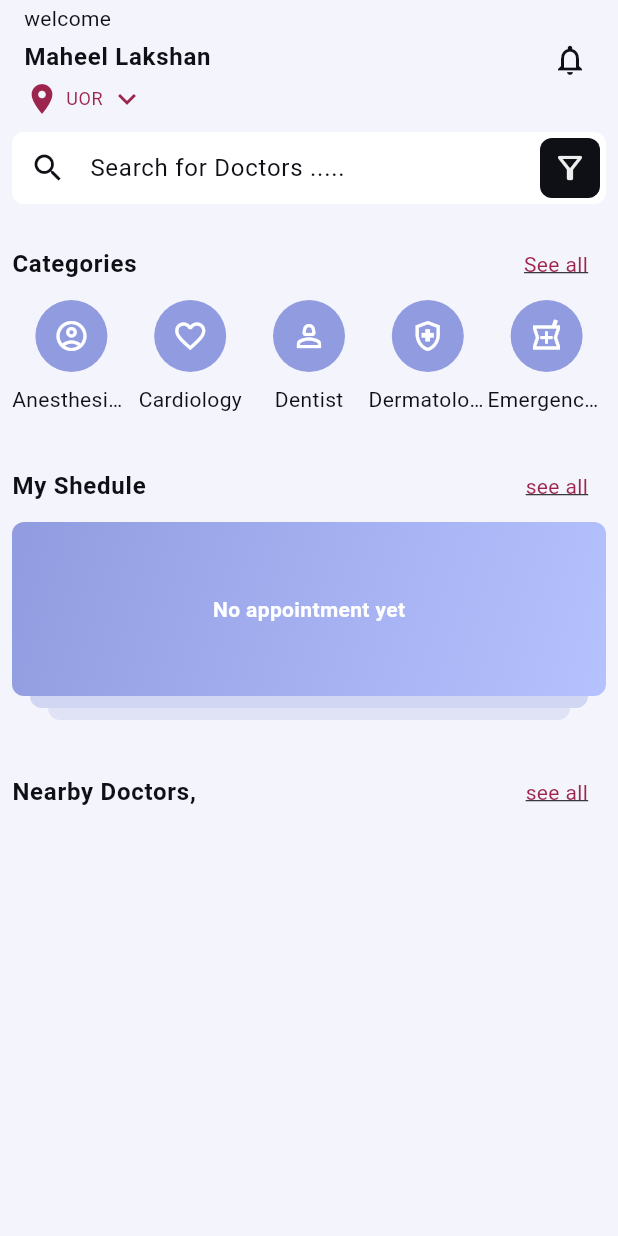
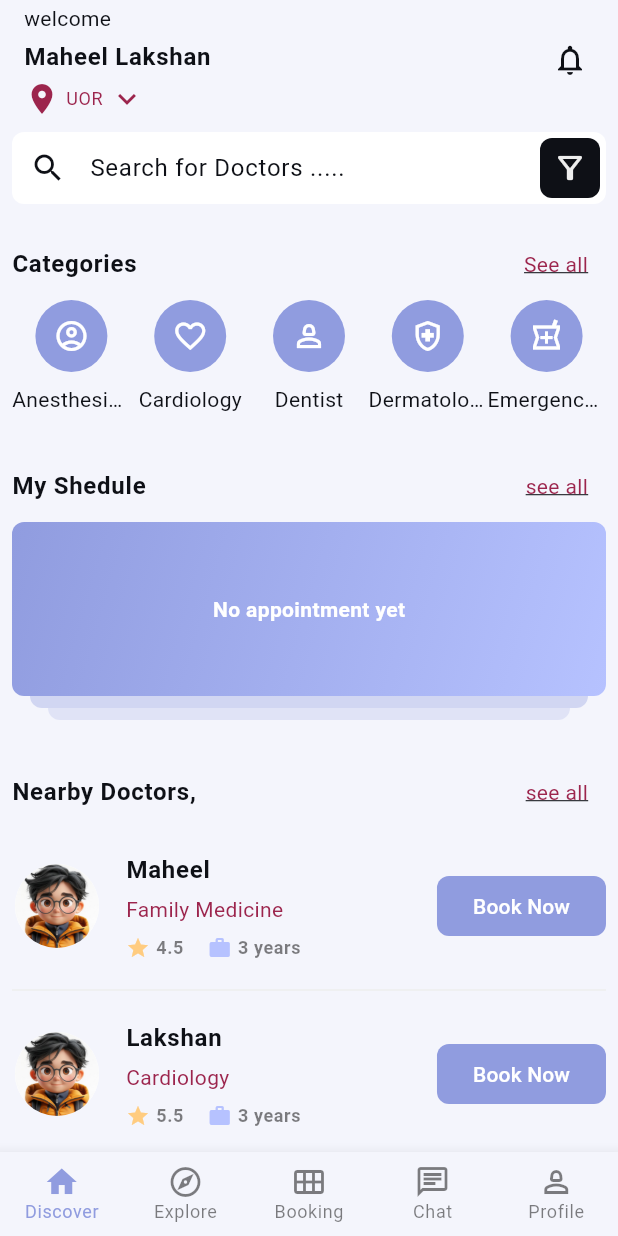
Before and after one commit to MaheelLakshan/Doctor_Booking_App, a Flutter app: the screen it shows after launch, on a phone screen of 412 x 824 dp. Run offline on Flutter 3.47's test engine with Material 3 defaults, Android fonts, the phone set to English and light mode, and no system bars; our stand-ins replace equatable, google_fonts, google_maps_flutter; missing offline and left inert: dart:ffi.

Commit message:
Home screen design was done

```diff
--- a/lib/screens/home_screen.dart
+++ b/lib/screens/home_screen.dart
@@ -1,5 +1,7 @@
 import 'package:doctor_booking_app/shared/widgets/avatars/circle_avatar_with_text_label.dart';
+import 'package:doctor_booking_app/shared/widgets/bottom_nav_bars/main_nav_bar.dart';
 import 'package:doctor_booking_app/shared/widgets/cards/appointment_preview_card.dart';
+import 'package:doctor_booking_app/shared/widgets/list_tiles/doctor_list_tile.dart';
 import 'package:doctor_booking_app/shared/widgets/titles/section_title.dart';
 import 'package:flutter/material.dart';
 import 'package:flutter/widgets.dart';
@@ -103,18 +105,19 @@ class HomeView extends StatelessWidget {
               ),
             )),
       ),
-      body: SingleChildScrollView(
-        padding: const EdgeInsets.all(8.0),
+      body: const SingleChildScrollView(
+        padding: EdgeInsets.all(8.0),
         child: Column(
           children: [
             _DoctorCategories(),
-            const SizedBox(height: 24.0),
+            SizedBox(height: 24.0),
             _MyShedule(),
-            const SizedBox(height: 24.0),
+            SizedBox(height: 24.0),
             _NearbyDoctors(),
           ],
         ),
       ),
+      bottomNavigationBar: const MainNavBar(),
     );
   }
 }
@@ -141,7 +144,10 @@ class _NearbyDoctors extends StatelessWidget {
             return Divider(height: 24.0, color: colorScheme.surfaceVariant);
           },
           itemCount: Doctor.sampleDoctors.length,
-          itemBuilder: (context, index) {},
+          itemBuilder: (context, index) {
+            final doctor = Doctor.sampleDoctors[index];
+            return DoctorListTile(doctor: doctor);
+          },
         ),
       ],
     );
--- /dev/null
+++ b/lib/shared/widgets/bottom_nav_bars/main_nav_bar.dart
@@ -0,0 +1,43 @@
+import 'package:flutter/material.dart';
+
+class MainNavBar extends StatelessWidget {
+  const MainNavBar({super.key});
+
+  @override
+  Widget build(BuildContext context) {
+    final textTheme = Theme.of(context).textTheme;
+    final colorScheme = Theme.of(context).colorScheme;
+
+    return BottomNavigationBar(
+        selectedItemColor: colorScheme.primary,
+        unselectedItemColor: colorScheme.onBackground.withOpacity(0.5),
+        showSelectedLabels: true,
+        showUnselectedLabels: true,
+        unselectedFontSize: 14,
+        selectedLabelStyle: textTheme.bodySmall,
+        unselectedLabelStyle: textTheme.bodySmall,
+        type: BottomNavigationBarType.fixed,
+        onTap: (index) {
+          switch (index) {
+            case 0:
+              print(index);
+              break;
+            case 1:
+              print(index);
+              break;
+            default:
+          }
+        },
+        items: const [
+          BottomNavigationBarItem(icon: Icon(Icons.home), label: "Discover"),
+          BottomNavigationBarItem(
+              icon: Icon(Icons.explore_outlined), label: "Explore"),
+          BottomNavigationBarItem(
+              icon: Icon(Icons.calendar_view_month), label: "Booking"),
+          BottomNavigationBarItem(
+              icon: Icon(Icons.chat_outlined), label: "Chat"),
+          BottomNavigationBarItem(
+              icon: Icon(Icons.person_2_outlined), label: "Profile"),
+        ]);
+  }
+}
--- /dev/null
+++ b/lib/shared/widgets/list_tiles/doctor_list_tile.dart
@@ -0,0 +1,77 @@
+import 'package:flutter/material.dart';
+import 'package:models/models.dart';
+
+class DoctorListTile extends StatelessWidget {
+  const DoctorListTile({
+    super.key,
+    required this.doctor,
+  });
+
+  final Doctor doctor;
+
+  @override
+  Widget build(BuildContext context) {
+    final textTheme = Theme.of(context).textTheme;
+    final colorScheme = Theme.of(context).colorScheme;
+    return ListTile(
+      onTap: () {},
+      contentPadding: EdgeInsets.zero,
+      leading: CircleAvatar(
+        radius: 30.0,
+        backgroundColor: colorScheme.background,
+        // backgroundImage: NetworkImage(doctor.profileImageUrl),
+        backgroundImage: AssetImage('assets/avatar.jpg'),
+      ),
+      title: Text(
+        doctor.name,
+        style: textTheme.bodyLarge!.copyWith(fontWeight: FontWeight.bold),
+      ),
+      subtitle: Column(
+        crossAxisAlignment: CrossAxisAlignment.start,
+        children: [
+          const SizedBox(height: 4.0),
+          Text(
+            doctor.category.name,
+            style: textTheme.bodyMedium!.copyWith(
+              color: colorScheme.secondary,
+            ),
+          ),
+          const SizedBox(height: 8.0),
+          Row(
+            children: [
+              Icon(
+                Icons.star,
+                color: Colors.orange[200],
+                size: 16,
+              ),
+              const SizedBox(width: 4),
+              Text(
+                doctor.rating.toString(),
+                style: textTheme.bodySmall!.copyWith(
+                    color: colorScheme.onBackground.withOpacity(0.5),
+                    fontWeight: FontWeight.bold),
+              ),
+              const SizedBox(width: 16),
+              Icon(
+                Icons.work,
+                color: colorScheme.tertiary,
+                size: 16,
+              ),
+              const SizedBox(width: 4),
+              Text(
+                '3 years',
+                style: textTheme.bodySmall!.copyWith(
+                    color: colorScheme.onBackground.withOpacity(0.5),
+                    fontWeight: FontWeight.bold),
+              ),
+            ],
+          )
+        ],
+      ),
+      trailing: FilledButton(
+        onPressed: () {},
+        child: const Text("Book Now"),
+      ),
+    );
+  }
+}
--- a/package/models/lib/src/doctor.dart
+++ b/package/models/lib/src/doctor.dart
@@ -53,7 +53,7 @@ class Doctor extends Equatable {
         name: 'Maheel',
         bio: 'Nice',
         profileImageUrl:
-            'https://www.google.com/url?sa=i&url=https%3A%2F%2Fwww.pexels.com%2Fsearch%2Fhuman%2F&psig=AOvVaw1bfn0VcGFP9nDcQI1UaQqx&ust=1719107471576000&source=images&cd=vfe&opi=89978449&ved=0CBEQjRxqFwoTCNDtt8SM7oYDFQAAAAAdAAAAABAE',
+            'https://img.freepik.com/premium-vector/young-smiling-man-avatar-man-with-brown-beard-mustache-hair-wearing-yellow-sweater-sweatshirt-3d-vector-people-character-illustration-cartoon-minimal-style_365941-860.jpg',
         category: DoctorCategory.familyMedicine,
         workingHours: DoctorWorkingHours.sampleDoctorWorkingHours,
         address: DoctorAddress.sampleAddresses[0],
@@ -66,7 +66,7 @@ class Doctor extends Equatable {
         name: 'Lakshan',
         bio: 'Nice',
         profileImageUrl:
-            'https://www.google.com/url?sa=i&url=https%3A%2F%2Fwww.pexels.com%2Fsearch%2Fhuman%2F&psig=AOvVaw1bfn0VcGFP9nDcQI1UaQqx&ust=1719107471576000&source=images&cd=vfe&opi=89978449&ved=0CBEQjRxqFwoTCNDtt8SM7oYDFQAAAAAdAAAAABAE',
+            'https://img.freepik.com/premium-vector/young-smiling-man-avatar-man-with-brown-beard-mustache-hair-wearing-yellow-sweater-sweatshirt-3d-vector-people-character-illustration-cartoon-minimal-style_365941-860.jpg',
         category: DoctorCategory.cardiology,
         workingHours: DoctorWorkingHours.sampleDoctorWorkingHours,
         address: DoctorAddress.sampleAddresses[0],
--- a/package/models/pubspec.yaml
+++ b/package/models/pubspec.yaml
@@ -12,6 +12,7 @@ dependencies:
   flutter:
     sdk: flutter
   google_maps_flutter: ^2.5.3
+  cached_network_image:
 
 dev_dependencies:
   flutter_test:
--- a/pubspec.yaml
+++ b/pubspec.yaml
@@ -28,6 +28,7 @@ flutter:
   uses-material-design: true
   assets:
     - assets/icons/
+    - assets/avatar.jpg
 
 flutter_icons:
   android: 'launcher_icon'
```
Also changed, not shown: assets/avatar.jpg (added), pubspec.lock, 1 other file.
